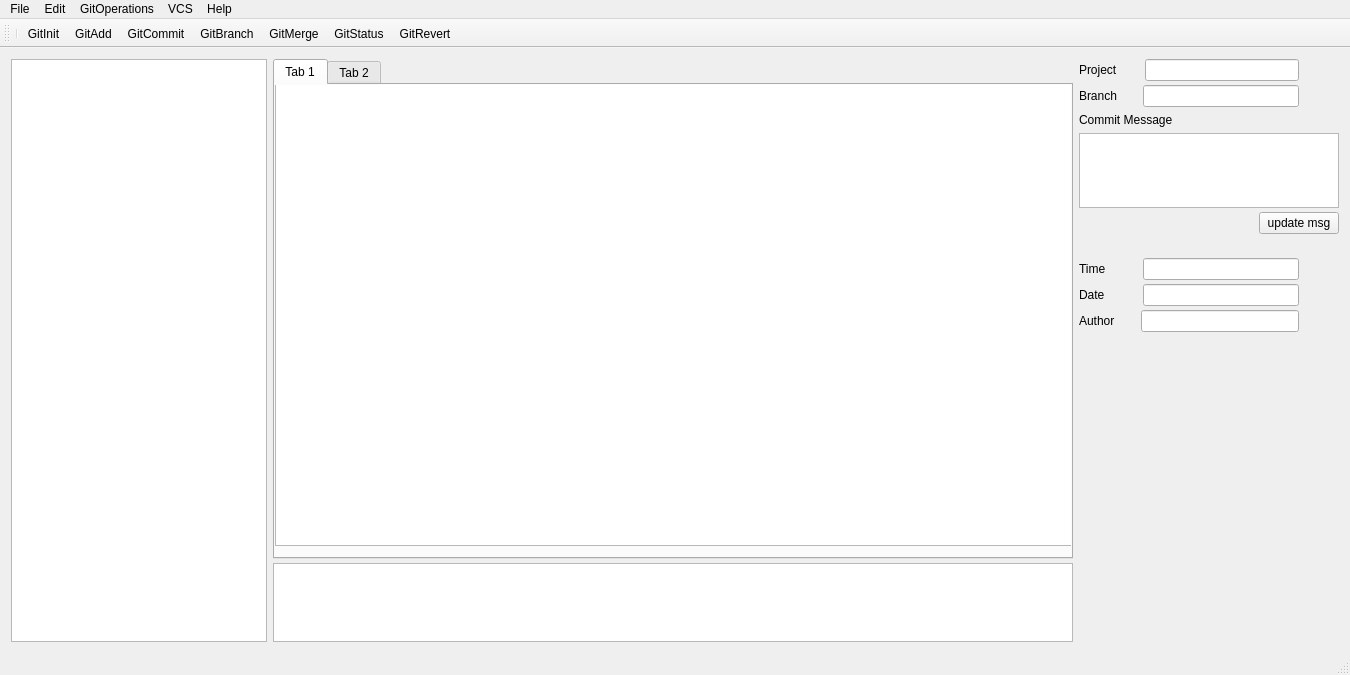
Qt form mainwindow.ui (AnthonyChiavelli/GitVisualizationTool) before a commit.
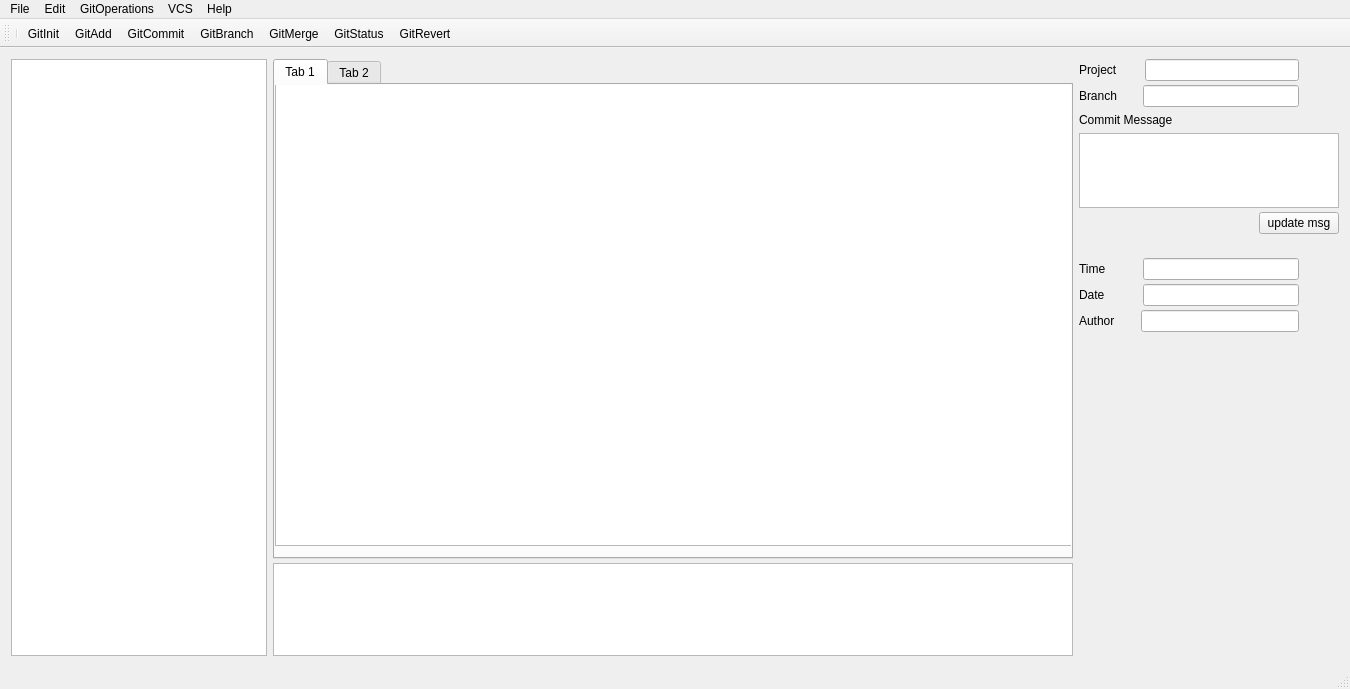
The same form after that commit. Icons and pictures are not drawn.

Commit message: created slot code for all mainwindow actions

Patch:
```diff
--- a/mainwindow.ui
+++ b/mainwindow.ui
@@ -7,7 +7,7 @@
     <x>0</x>
     <y>0</y>
     <width>1350</width>
-    <height>675</height>
+    <height>689</height>
    </rect>
   </property>
   <property name="windowTitle">
```
Left out of the diff: 2 changed lines with no effect on the pictures. The commit also changes 2 other files.
